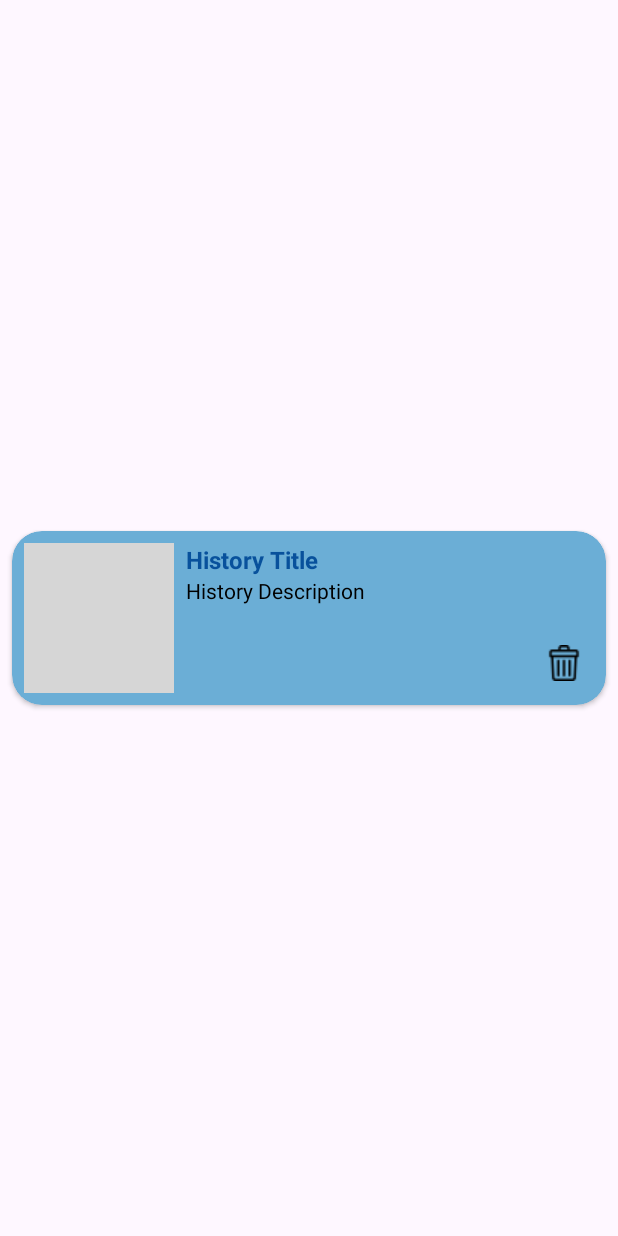
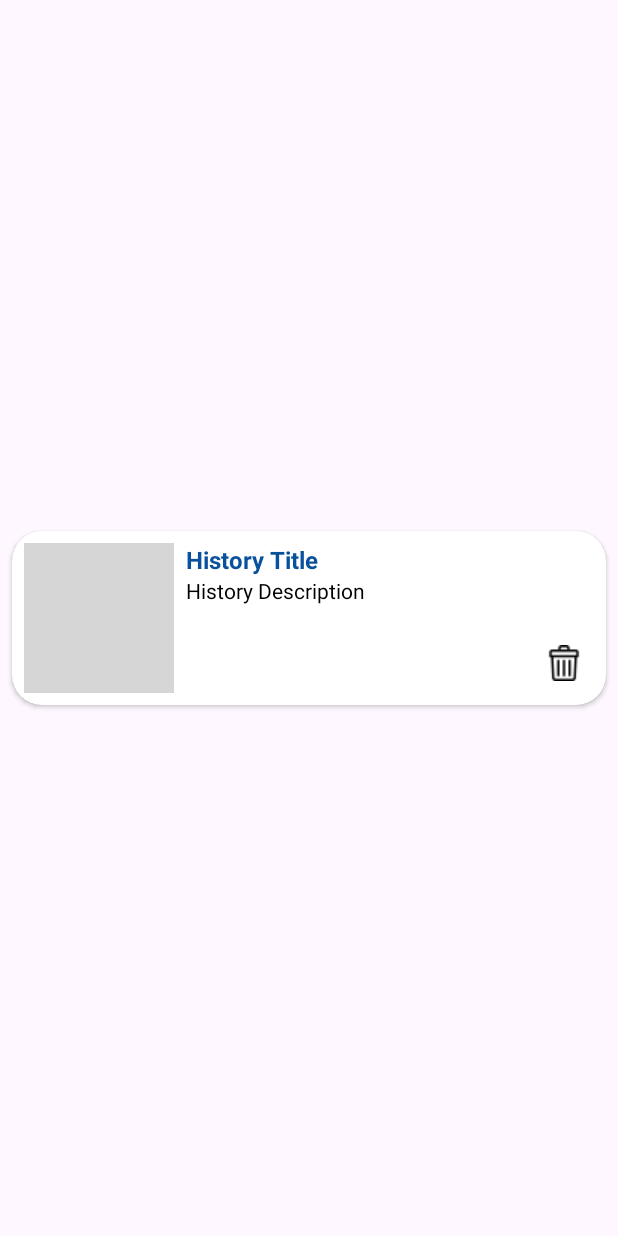
Before and after one commit to AyuJuliana/CAPSTONE-PROGRESS, an Android app: the layout item_history.xml on its own in the app's theme, with its tools: preview values and no code run, on a phone screen of 412 x 824 dp. Run offline under Robolectric (Android 15) with nearby library versions, the phone set to English and light mode, and no system bars; grey boxes are pictures that could not be loaded.

Commit message:
Update item_history.xml

```diff
--- a/MediSight/app/src/main/res/layout/item_history.xml
+++ b/MediSight/app/src/main/res/layout/item_history.xml
@@ -11,7 +11,7 @@
     android:layout_marginEnd="8dp"
     android:layout_marginBottom="4dp"
     app:cardCornerRadius="20dp"
-    app:cardBackgroundColor="@color/blue">
+    app:cardBackgroundColor="@color/white">
 
     <androidx.constraintlayout.widget.ConstraintLayout
         android:layout_width="match_parent"
```
